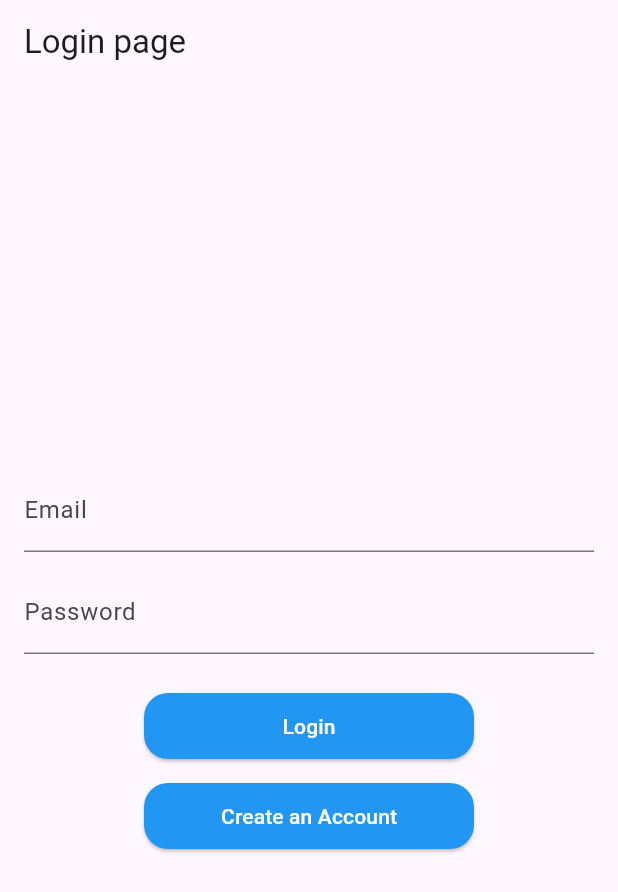
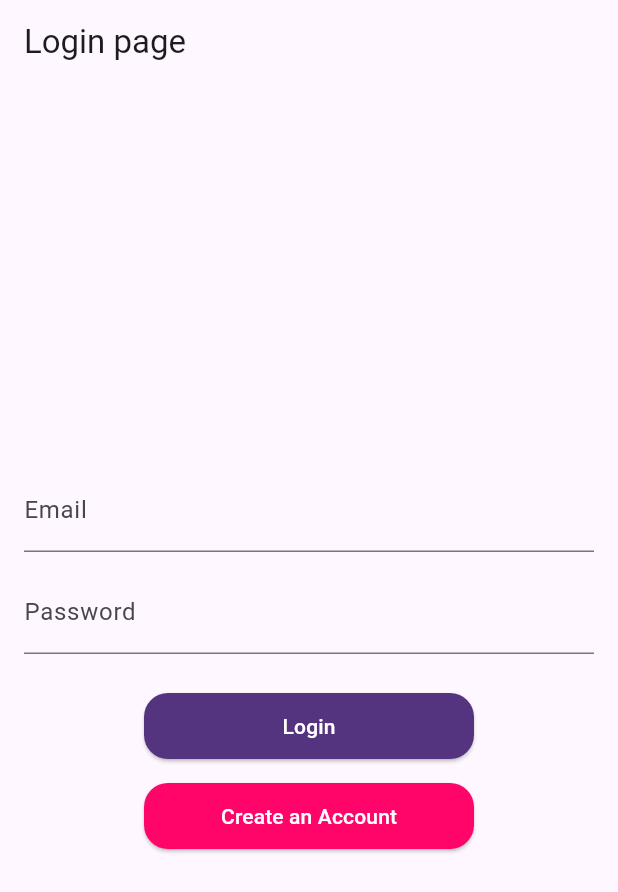
Before and after one commit to mohanyogi00009/mnm, a Flutter app: the screen it shows after launch, on a phone screen of 412 x 824 dp. Shown: the top 892 px of the screen. Run offline on Flutter 3.47's test engine with Material 3 defaults, Android fonts, the phone set to English and light mode, and no system bars.

Commit message:
next page

```diff
--- a/lib/login_page.dart
+++ b/lib/login_page.dart
@@ -32,7 +32,7 @@ class LoginPage extends StatelessWidget {
                 );
               },
               style: ElevatedButton.styleFrom(
-                backgroundColor: Colors.blue, // Button color
+                backgroundColor: const Color(0xFF54347E), // Button color
                 foregroundColor: Colors.white, // Text color
                 padding: const EdgeInsets.symmetric(horizontal: 24, vertical: 12),
                 shape: RoundedRectangleBorder(
@@ -51,7 +51,7 @@ class LoginPage extends StatelessWidget {
                   // Create account function
                 },
                 style: ElevatedButton.styleFrom(
-                  backgroundColor: Colors.blue,
+                  backgroundColor: const Color(0xFFFF0569),
                   foregroundColor: Colors.white,
                   padding: const EdgeInsets.symmetric(
                     horizontal: 24,
```
